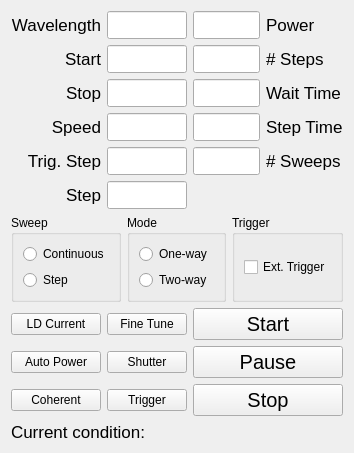
Above: pharos/view/GUI/QtCreator/laserwidget.ui from uetke/UUPharosController before the change. Below: the same form after it.
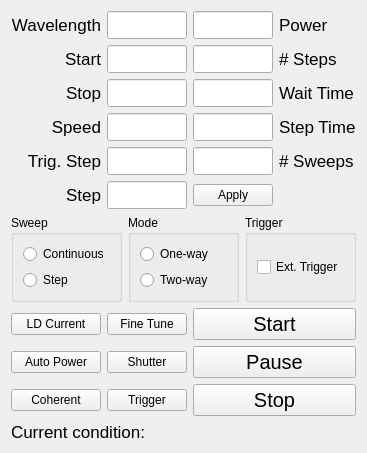
That is the form after the change.

Patch:
```diff
--- a/pharos/view/GUI/QtCreator/laserwidget.ui
+++ b/pharos/view/GUI/QtCreator/laserwidget.ui
@@ -539,6 +539,13 @@
      </property>
     </widget>
    </item>
+   <item row="6" column="2">
+    <widget class="QPushButton" name="apply_button">
+     <property name="text">
+      <string>Apply</string>
+     </property>
+    </widget>
+   </item>
   </layout>
  </widget>
  <tabstops>
```
